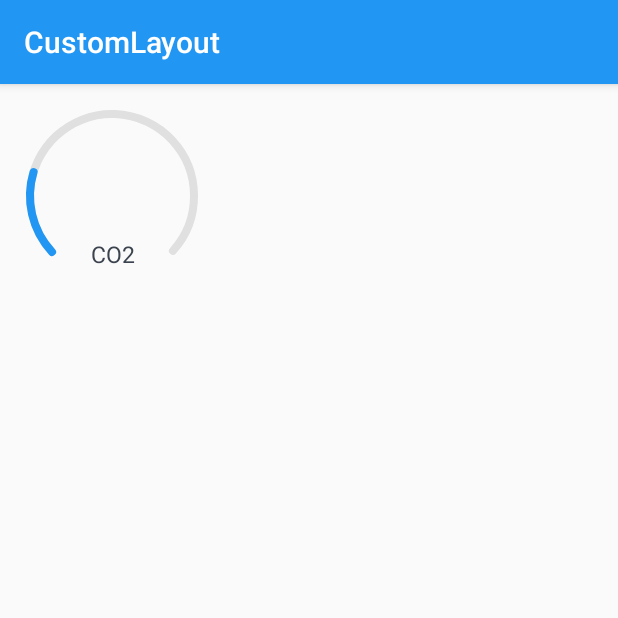
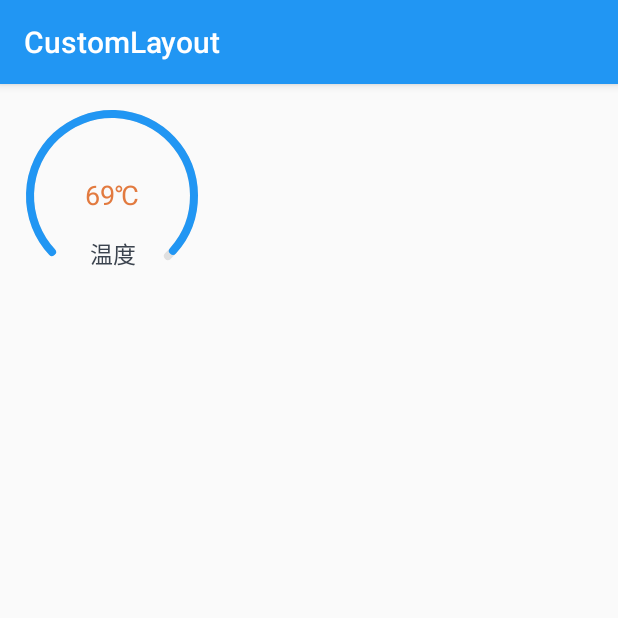
Before and after one commit to ivorita/CustomLayout, an Android app: the screen it shows after launch (MainActivity), on a phone screen of 412 x 824 dp, the top half of it. Run offline under Robolectric (Android 15) with nearby library versions, the phone set to English and light mode, and no system bars.

Commit message:
数值及百分比显示

```diff
--- a/app/src/main/java/com/android/ivorita/customlayout/MainActivity.java
+++ b/app/src/main/java/com/android/ivorita/customlayout/MainActivity.java
@@ -9,5 +9,10 @@ public class MainActivity extends AppCompatActivity {
     protected void onCreate(Bundle savedInstanceState) {
         super.onCreate(savedInstanceState);
         setContentView(R.layout.activity_main);
+
+        practiceView practiceView = findViewById(R.id.TempCtrlView);
+
+        practiceView.setAngleRate(3);
+        practiceView.setTemp(16, 70, 69);
     }
 }
--- a/app/src/main/java/com/android/ivorita/customlayout/practiceView.java
+++ b/app/src/main/java/com/android/ivorita/customlayout/practiceView.java
@@ -7,6 +7,7 @@ import android.graphics.Paint;
 import android.graphics.RectF;
 import android.support.annotation.Nullable;
 import android.util.AttributeSet;
+import android.util.Log;
 import android.view.View;
 
 import com.android.ivorita.customlayout.util.DisplayHelper;
@@ -26,10 +27,29 @@ public class practiceView extends View {
     private Paint arcPaint;
     //温度圆弧画笔
     private Paint tempArcPaint;
+    //内部标题画笔
+    private Paint titlePaint;
     //内部数值画笔
-    private Paint textPaint;
+    private Paint valuePaint;
+    //标题
+    private String title = "温度";
+    //温度
+    private int temperature = 16;
+    //最高温度
+    private int maxTemp = 15;
+    //最低温度
+    private int minTemp = 30;
+    //4格代表温度1度
+    private int angleRate = 4;
+    //每格的角度
+    private float anglePer = (float) 270 / (maxTemp - minTemp) / angleRate;
+    //温度改变监听接口
+    private OnTempChangeListener onTempChangeListener;
 
-    private String title = "CO2";
+    //按钮旋转的角度
+    private float rotateAngle;
+    //当前角度
+    private float currentAngle;
 
     public practiceView(Context context) {
         super(context);
@@ -63,22 +83,19 @@ public class practiceView extends View {
         tempArcPaint.setStrokeWidth(dpToPx(5));
         tempArcPaint.setStyle(Paint.Style.STROKE);
 
-        textPaint = new Paint();
-        textPaint.setAntiAlias(true);
-        textPaint.setTextSize(sp2px(getContext(), 15));
-        textPaint.setColor(Color.parseColor("#3B434E"));
-        textPaint.setStyle(Paint.Style.FILL);
+        titlePaint = new Paint();
+        titlePaint.setAntiAlias(true);
+        titlePaint.setTextSize(sp2px(getContext(), 15));
+        titlePaint.setColor(Color.parseColor("#3B434E"));
+        titlePaint.setStyle(Paint.Style.FILL);
+
+        valuePaint = new Paint();
+        valuePaint.setAntiAlias(true);
+        valuePaint.setTextSize(sp2px(getContext(), 18));
+        valuePaint.setColor(Color.parseColor("#E27A3F"));
+        valuePaint.setStyle(Paint.Style.FILL);
 
     }
-
-    /*@Override
-    protected void onSizeChanged(int w, int h, int oldw, int oldh) {
-        super.onSizeChanged(w, h, oldw, oldh);
-        //控件高、宽
-        width = height = Math.min(h, w);
-        //圆弧半径
-        arcRadius = width / 5 - dpToPx(20);
-    }*/
 
     @Override
     protected void onMeasure(int widthMeasureSpec, int heightMeasureSpec) {
@@ -120,36 +137,122 @@ public class practiceView extends View {
         init();
         drawArc(canvas);
         drawTempArc(canvas);
-        drawText(canvas);
-
+        drawTitle(canvas);
+        drawValue(canvas);
     }
 
-    //绘制总圆弧
+    /**
+     * 绘制总圆弧
+     */
     private void drawArc(Canvas canvas) {
         canvas.save();
         canvas.translate(getWidth() / 2, getHeight() / 2);
         canvas.rotate(135 + 2);
         RectF rectF = new RectF(-arcRadius, -arcRadius, arcRadius, arcRadius);
-        canvas.drawArc(rectF, 0, 265, false, arcPaint);
+        canvas.drawArc(rectF, 0, 270, false, arcPaint);
         canvas.restore();
     }
 
-    //绘制总圆弧
+    /**
+     * 绘制温度值圆弧
+     */
     private void drawTempArc(Canvas canvas) {
         canvas.save();
         canvas.translate(getWidth() / 2, getHeight() / 2);
         canvas.rotate(135 + 2);
         RectF rectF = new RectF(-arcRadius, -arcRadius, arcRadius, arcRadius);
-        canvas.drawArc(rectF, 0, 60, false, tempArcPaint);
+        canvas.drawArc(rectF, 0, (temperature - minTemp) * angleRate * anglePer, false, tempArcPaint);
         canvas.restore();
     }
 
-    //绘制标题
-    private void drawText(Canvas canvas) {
+    /**
+     * 绘制标题与温度标识
+     */
+    private void drawTitle(Canvas canvas) {
         canvas.save();
-        //canvas.translate(0, getHeight() / 2);
-        float titleWidth = textPaint.measureText(title);
-        canvas.drawText(title, (width - titleWidth) / 2, arcRadius * 2 + dpToPx(10), textPaint);
+
+        //绘制标题
+        float titleWidth = titlePaint.measureText(title);
+        canvas.drawText(title, (width - titleWidth) / 2, arcRadius * 2 + dpToPx(10), titlePaint);
+
         canvas.restore();
     }
+
+    private void drawValue(Canvas canvas) {
+        canvas.save();
+        canvas.translate(getWidth() / 2, getHeight() / 2);
+
+        float valueWidth = valuePaint.measureText(temperature + "℃");
+        //1.基准点是baseline
+        //2.ascent：是baseline之上至字符最高处的距离
+        // 3.descent：是baseline之下至字符最低处的距离*/
+        float valueHeight = (valuePaint.ascent() + valuePaint.descent()) / 2;
+        canvas.drawText(temperature + "℃", -valueWidth / 2, -valueHeight, valuePaint);
+
+        canvas.restore();
+    }
+
+    /**
+     * 温度改变监听接口
+     */
+    public interface OnTempChangeListener {
+        /**
+         * @param temp 温度
+         */
+        void change(int temp);
+    }
+
+    /**
+     * 设置温度改变监听接口
+     *
+     * @param onTempChangeListener 温度改变监听接口
+     */
+    public void setOnTempChangeListener(OnTempChangeListener onTempChangeListener) {
+        this.onTempChangeListener = onTempChangeListener;
+    }
+
+    /**
+     * 设置温度
+     *
+     * @param temp 设置的温度
+     */
+    public void setTemp(int temp) {
+        setTemp(minTemp, maxTemp, temp);
+    }
+
+
+    /**
+     * 设置温度
+     *
+     * @param minTemp 最低温度
+     * @param maxTemp 最高温度
+     * @param temp    设置的温度
+     */
+    public void setTemp(int minTemp, int maxTemp, int temp) {
+        this.minTemp = minTemp;
+        this.maxTemp = maxTemp;
+
+        if (temp < minTemp) {
+            this.temperature = minTemp;
+        } else {
+            this.temperature = temp;
+        }
+        //每格的角度
+        anglePer = (float) 270 / (maxTemp - minTemp) / angleRate;
+        //计算旋转角度
+        rotateAngle = (temp - minTemp) * angleRate * anglePer;
+
+
+        Log.d("c_view", "temp: " + temp);
+        Log.d("c_view", "minTemp: " + minTemp);
+        Log.d("c_view", "angleRate: " + angleRate);
+        Log.d("c_view", "anglePer: " + anglePer);
+        Log.d("c_view", "rotateAngle: " + rotateAngle);
+        //刷新视图
+        invalidate();
+    }
+
+    public void setAngleRate(int angleRate) {
+        this.angleRate = angleRate;
+    }
 }
--- a/app/src/main/res/layout/activity_main.xml
+++ b/app/src/main/res/layout/activity_main.xml
@@ -8,6 +8,7 @@
     android:orientation="vertical">
 
     <com.android.ivorita.customlayout.practiceView
+        android:id="@+id/TempCtrlView"
         android:layout_width="wrap_content"
         android:layout_height="wrap_content" />
 
```
